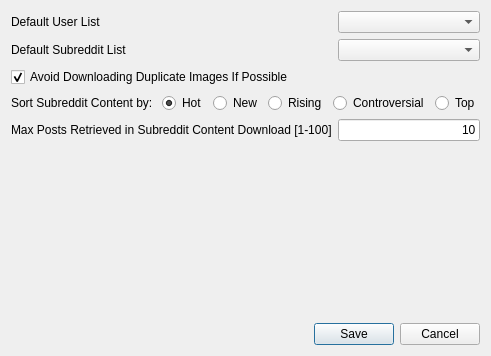
Qt form settings.ui (NSchrading/redditDataExtractor) before a commit.
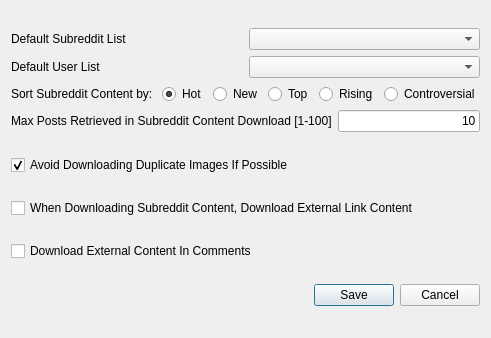
The same form after that commit.

Commit message:
Can download external links from comments now.
Things to do:
- Download external links from comments when in subreddit download mode
- Fix why some api calls are like blah.12312].json or blah.IMG.json
- Fix showing comment images as a representative image
    - Probably related to this, fix not being able to delete images with comment data

- Fix downloading comment data when an album is linked, a la http://www.reddit.com/r/gonewild/comments/22kx1e/squeeeeeeze_f_album_in_comments/

Patch:
```diff
--- a/settings.ui
+++ b/settings.ui
@@ -6,8 +6,8 @@
    <rect>
     <x>0</x>
     <y>0</y>
-    <width>485</width>
-    <height>356</height>
+    <width>455</width>
+    <height>338</height>
    </rect>
   </property>
   <property name="windowTitle">
@@ -15,48 +15,47 @@
   </property>
   <layout class="QVBoxLayout" name="verticalLayout">
    <item>
-    <layout class="QFormLayout" name="formLayout">
-     <property name="sizeConstraint">
-      <enum>QLayout::SetDefaultConstraint</enum>
-     </property>
-     <property name="fieldGrowthPolicy">
-      <enum>QFormLayout::AllNonFixedFieldsGrow</enum>
-     </property>
-     <property name="leftMargin">
-      <number>0</number>
-     </property>
-     <item row="0" column="0">
+    <layout class="QGridLayout" name="gridLayout">
+     <item row="3" column="0">
+      <layout class="QHBoxLayout" name="horizontalLayout_5">
+       <item>
       <widget class="QLabel" name="defaultUserListLabel">
        <property name="text">
         <string>Default User List</string>
        </property>
       </widget>
      </item>
-     <item row="0" column="1">
+       <item>
       <widget class="QComboBox" name="defaultUserListComboBox"/>
      </item>
-     <item row="1" column="0">
-      <widget class="QLabel" name="defaultSubredditListLabel">
+      </layout>
+     </item>
+     <item row="5" column="0">
+      <layout class="QHBoxLayout" name="horizontalLayout_4">
+       <item>
+        <widget class="QLabel" name="label_2">
        <property name="text">
-        <string>Default Subreddit List</string>
+          <string>Max Posts Retrieved in Subreddit Content Download [1-100]</string>
        </property>
       </widget>
      </item>
-     <item row="1" column="1">
-      <widget class="QComboBox" name="defaultSubredditListComboBox"/>
-     </item>
-     <item row="2" column="0">
-      <widget class="QCheckBox" name="avoidDuplCheckBox">
+       <item>
+        <widget class="QLineEdit" name="subLimitTextEdit">
        <property name="text">
-        <string>Avoid Downloading Duplicate Images If Possible</string>
-       </property>
-       <property name="checked">
-        <bool>true</bool>
-       </property>
-      </widget>
-     </item>
-     <item row="3" column="0" colspan="2">
-      <layout class="QHBoxLayout" name="horizontalLayout">
+          <string>10</string>
+         </property>
+         <property name="cursorPosition">
+          <number>2</number>
+         </property>
+         <property name="alignment">
+          <set>Qt::AlignRight|Qt::AlignTrailing|Qt::AlignVCenter</set>
+         </property>
+        </widget>
+       </item>
+      </layout>
+     </item>
+     <item row="4" column="0">
+      <layout class="QHBoxLayout" name="horizontalLayout_3">
        <item>
         <widget class="QLabel" name="label">
          <property name="text">
@@ -79,6 +78,16 @@
          <property name="text">
           <string>New</string>
          </property>
+         <property name="checked">
+          <bool>false</bool>
+         </property>
+        </widget>
+       </item>
+       <item>
+        <widget class="QRadioButton" name="topBtn">
+         <property name="text">
+          <string>Top</string>
+         </property>
         </widget>
        </item>
        <item>
@@ -95,36 +104,50 @@
          </property>
         </widget>
        </item>
+      </layout>
+     </item>
+     <item row="2" column="0">
+      <layout class="QHBoxLayout" name="horizontalLayout">
        <item>
-        <widget class="QRadioButton" name="topBtn">
+        <widget class="QLabel" name="defaultSubredditListLabel">
          <property name="text">
-          <string>Top</string>
+          <string>Default Subreddit List</string>
          </property>
         </widget>
        </item>
+       <item>
+        <widget class="QComboBox" name="defaultSubredditListComboBox"/>
+       </item>
       </layout>
      </item>
-     <item row="4" column="0">
-      <widget class="QLabel" name="label_2">
+     <item row="2" column="1">
+      <layout class="QHBoxLayout" name="horizontalLayout_2"/>
+     </item>
+    </layout>
+   </item>
+   <item>
+    <widget class="QCheckBox" name="avoidDuplCheckBox">
        <property name="text">
-        <string>Max Posts Retrieved in Subreddit Content Download [1-100]</string>
-       </property>
-      </widget>
-     </item>
-     <item row="4" column="1">
-      <widget class="QLineEdit" name="subLimitTextEdit">
+      <string>Avoid Downloading Duplicate Images If Possible</string>
+     </property>
+     <property name="checked">
+      <bool>true</bool>
+     </property>
+    </widget>
+   </item>
+   <item>
+    <widget class="QCheckBox" name="getExternalDataSubCheckBox">
        <property name="text">
-        <string>10</string>
-       </property>
-       <property name="cursorPosition">
-        <number>2</number>
-       </property>
-       <property name="alignment">
-        <set>Qt::AlignRight|Qt::AlignTrailing|Qt::AlignVCenter</set>
-       </property>
-      </widget>
-     </item>
-    </layout>
+      <string>When Downloading Subreddit Content, Download External Link Content</string>
+     </property>
+    </widget>
+   </item>
+   <item>
+    <widget class="QCheckBox" name="getCommentDataCheckBox">
+     <property name="text">
+      <string>Download External Content In Comments</string>
+     </property>
+    </widget>
    </item>
    <item>
     <widget class="QDialogButtonBox" name="dialogButtonBox">
```
Lines whose indentation alone changed are shown as unchanged. The commit also changes 9 other files.
